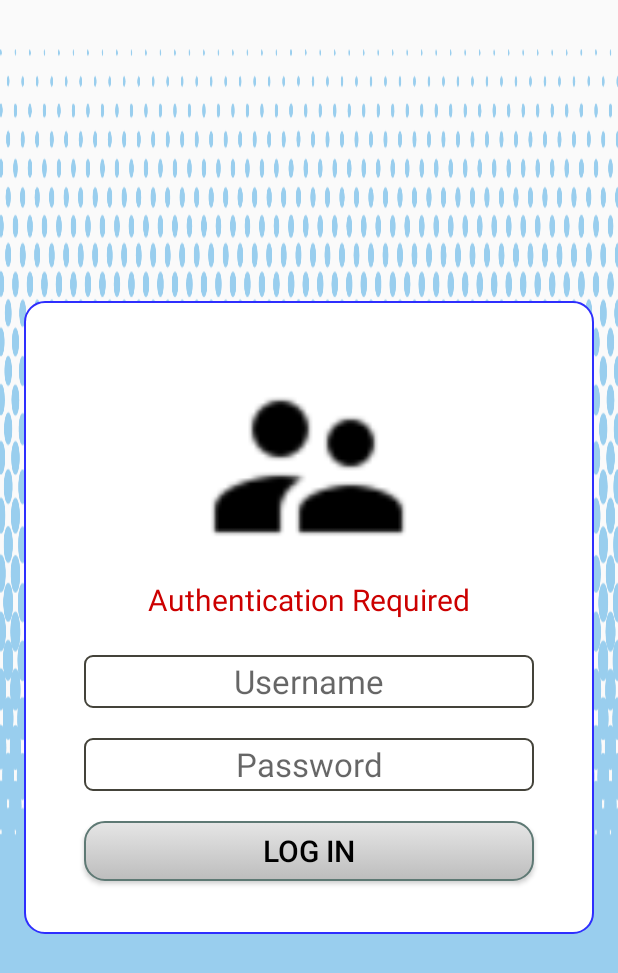
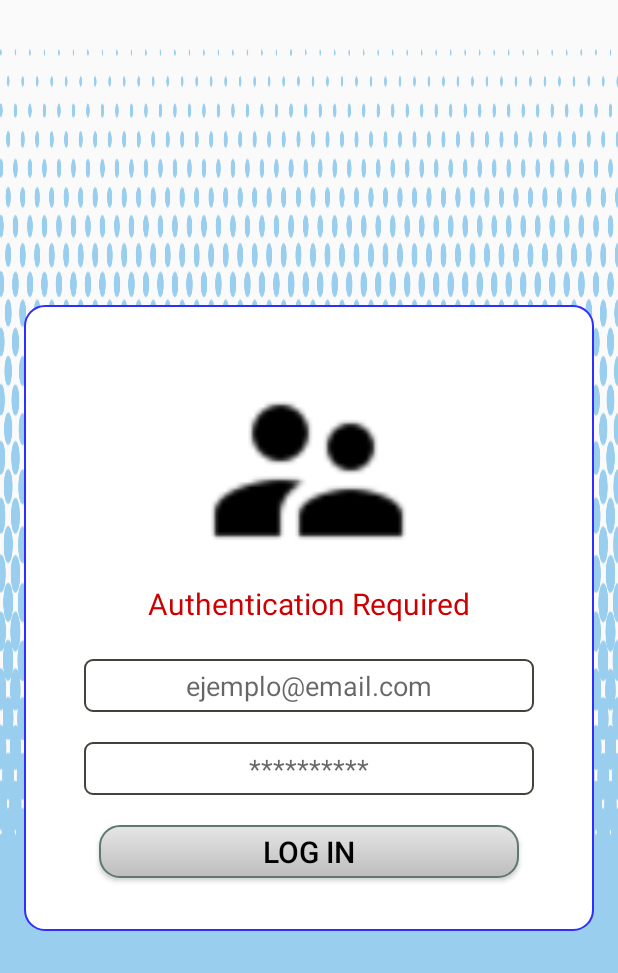
Before and after one commit to gitProyecto/AppSupport, an Android app: the screen it shows after launch (LogIn), on a phone screen of 412 x 824 dp. Shown: the top 973 px of the screen. Run offline under Robolectric (Android 15) with nearby library versions, the light colour scheme and no system bars; 2 statements that could not run were skipped.

Commit message:
Se modifico la interfaz de LogIn

```diff
--- a/app/src/main/java/com/miranda/luis/appsupport/GCMIntentService.java
+++ b/app/src/main/java/com/miranda/luis/appsupport/GCMIntentService.java
@@ -60,11 +60,12 @@ public class GCMIntentService extends GCMBaseIntentService {
 
 
     private void mostrarNotificacion(Context context, String message){
-        JSondb json = new JSondb();
+
+        //JSondb json = new JSondb();
 
         //Identificar tipo de alerta y obtener texto
 
-        String mensaje = json.jSonInt(message);
+        //String mensaje = json.jSonInt(message);
 
         Intent notificationIntent = new Intent(context, MainActivity.class);
         notificationIntent.setFlags(Intent.FLAG_ACTIVITY_CLEAR_TOP | Intent.FLAG_ACTIVITY_SINGLE_TOP);
--- a/app/src/main/res/layout/activity_log_in.xml
+++ b/app/src/main/res/layout/activity_log_in.xml
@@ -48,11 +48,11 @@
             <EditText
                 android:layout_width="300dp"
                 android:layout_height="35dp"
-                android:ems="10"
-                android:hint="Username"
+                android:ems="20"
+                android:hint="ejemplo@email.com"
                 android:gravity="center"
                 android:id="@+id/editText"
-                android:textSize="22sp"
+                android:textSize="18sp"
                 android:background="@drawable/style_edit_text"
                 />
 
@@ -68,17 +68,17 @@
                 android:layout_height="35dp"
                 android:inputType="textPassword"
                 android:ems="10"
-                android:hint="Password"
+                android:hint="**********"
                 android:gravity="center"
                 android:id="@+id/editText2"
-                android:textSize="22sp"
+                android:textSize="18sp"
                 android:background="@drawable/style_edit_text"
                 />
 
             <Button
                 android:id="@+id/Login"
-                android:layout_width="300dp"
-                android:layout_height="40dp"
+                android:layout_width="280dp"
+                android:layout_height="35dp"
                 android:layout_marginTop="20dp"
                 android:text="Log In"
                 android:background="@drawable/style_button"
```
Also changed, not shown: app/src/main/AndroidManifest.xml (+27 -1 lines).
